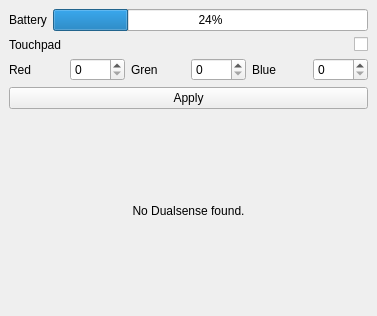
This is design.ui in Odizinne/makeSense as Qt 5 draws it before an edit. The edited form follows.
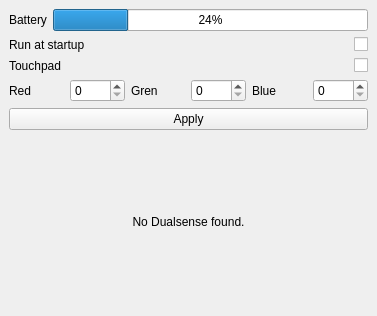
This is the edited form.

Commit message: added startup option, created basic setup.py

What changed in the file:
```diff
--- a/design.ui
+++ b/design.ui
@@ -15,20 +15,13 @@
   </property>
   <widget class="QWidget" name="centralwidget">
    <layout class="QGridLayout" name="gridLayout">
-    <item row="2" column="0">
-     <widget class="QLabel" name="touchpadLabel">
+    <item row="6" column="0" colspan="2">
+     <widget class="QLabel" name="notFoundLabel">
       <property name="text">
-       <string>Touchpad</string>
+       <string>No Dualsense found.</string>
       </property>
-     </widget>
-    </item>
-    <item row="2" column="1">
-     <widget class="QCheckBox" name="touchpadBox">
-      <property name="layoutDirection">
-       <enum>Qt::LayoutDirection::RightToLeft</enum>
-      </property>
-      <property name="text">
-       <string/>
+      <property name="alignment">
+       <set>Qt::AlignmentFlag::AlignCenter</set>
       </property>
      </widget>
     </item>
@@ -50,7 +43,14 @@
       </item>
      </layout>
     </item>
-    <item row="3" column="0" colspan="2">
+    <item row="5" column="0" colspan="2">
+     <widget class="QPushButton" name="applyButton">
+      <property name="text">
+       <string>Apply</string>
+      </property>
+     </widget>
+    </item>
+    <item row="4" column="0" colspan="2">
      <layout class="QGridLayout" name="gridLayout_3">
       <item row="0" column="3">
        <widget class="QSpinBox" name="g">
@@ -96,20 +96,37 @@
       </item>
      </layout>
     </item>
-    <item row="4" column="0" colspan="2">
-     <widget class="QPushButton" name="applyButton">
+    <item row="3" column="0">
+     <widget class="QLabel" name="touchpadLabel">
       <property name="text">
-       <string>Apply</string>
+       <string>Touchpad</string>
       </property>
      </widget>
     </item>
-    <item row="5" column="0" colspan="2">
-     <widget class="QLabel" name="notFoundLabel">
+    <item row="3" column="1">
+     <widget class="QCheckBox" name="touchpadBox">
+      <property name="layoutDirection">
+       <enum>Qt::LayoutDirection::RightToLeft</enum>
+      </property>
       <property name="text">
-       <string>No Dualsense found.</string>
+       <string/>
       </property>
-      <property name="alignment">
-       <set>Qt::AlignmentFlag::AlignCenter</set>
+     </widget>
+    </item>
+    <item row="2" column="1">
+     <widget class="QCheckBox" name="startupBox">
+      <property name="layoutDirection">
+       <enum>Qt::LayoutDirection::RightToLeft</enum>
+      </property>
+      <property name="text">
+       <string/>
+      </property>
+     </widget>
+    </item>
+    <item row="2" column="0">
+     <widget class="QLabel" name="startupLabel">
+      <property name="text">
+       <string>Run at startup</string>
       </property>
      </widget>
     </item>
```
The commit also changes 3 other files.
